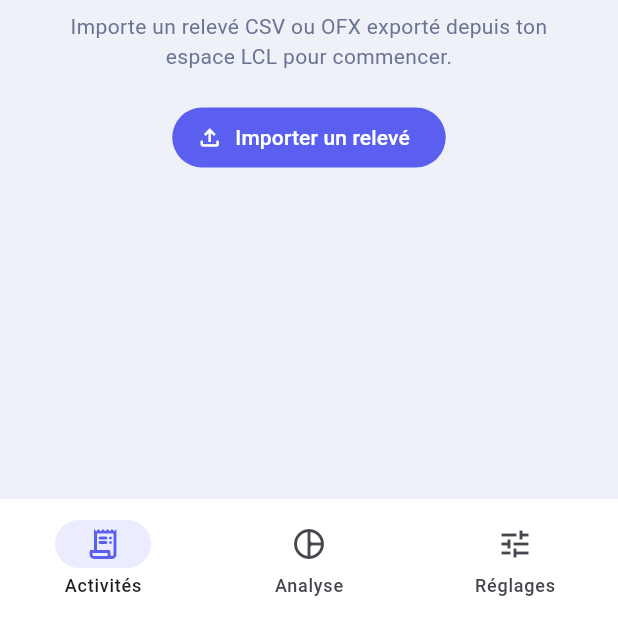
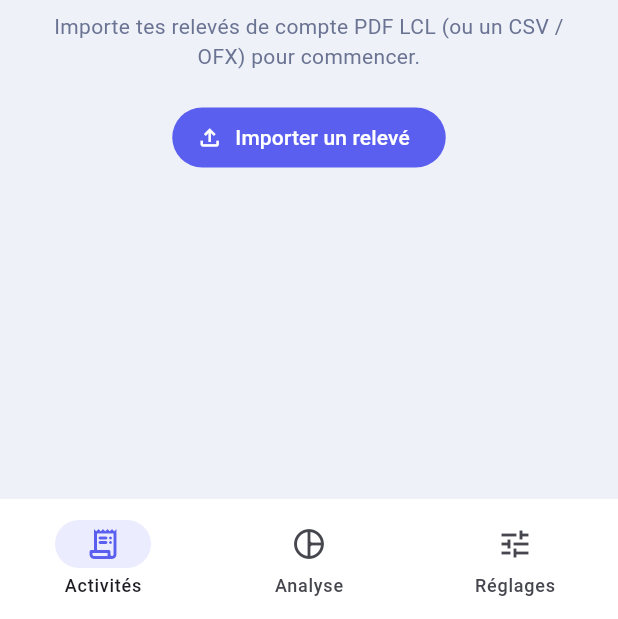
Before and after one commit to Mehdi-F/pecule, a Flutter app: the screen it shows after launch, after a tap on "Importer un relevé", on a phone screen of 412 x 824 dp, the part 617-1236 px from its top. Run offline on Flutter 3.47's test engine with Material 3 defaults, Android fonts, the phone set to English and light mode, and no system bars; our stand-ins replace file_picker, sqflite; missing offline and left inert: syncfusion_flutter_pdf; accounts and stored records are empty.

Commit message:
Import des relevés PDF LCL, import multiple et nouveaux mots-clés de catégorisation

```diff
--- a/lib/text_utils.dart
+++ b/lib/text_utils.dart
@@ -28,7 +28,7 @@ final List<RegExp> _prefixes = [
   RegExp(r'^(PAIEMENT\s+)?(PAR\s+)?(CB|CARTE)(\s+X?\d{4})?\s+', caseSensitive: false),
   RegExp(r'^(PRLV|PRELEVEMENT|PRÉLÈVEMENT)(\s+SEPA)?\s+', caseSensitive: false),
   RegExp(
-      r'^(VIR|VIREMENT)(\s+SEPA)?(\s+INST(ANTANE)?)?(\s+(RECU|REÇU|EMIS|ÉMIS))?(\s+(DE|A|À|VERS))?\s+',
+      r'^(VIR\.?\s?PERMANENT|VIREMENT|VIR)(\s+SEPA)?(\s+INST(ANTANE)?)?(\s+(RECU|REÇU|EMIS|ÉMIS))?(\s+(DE|A|À|VERS))?\s+',
       caseSensitive: false),
 ];
 
--- a/lib/ui/import_flow.dart
+++ b/lib/ui/import_flow.dart
@@ -7,47 +7,59 @@ import '../importer.dart';
 import '../store.dart';
 import 'widgets.dart';
 
+String _plural(int n, String word) => '$n $word${n > 1 ? 's' : ''}';
+
+/// Import d'un ou plusieurs fichiers (relevés PDF LCL, CSV ou OFX).
 Future<void> runImport(BuildContext context) async {
-  final res = await FilePicker.platform.pickFiles(type: FileType.any, withData: true);
-  if (res == null || res.files.isEmpty) return;
-  final f = res.files.first;
+  final res = await FilePicker.platform.pickFiles(type: FileType.any, withData: true, allowMultiple: true);
+  if (res == null || res.files.isEmpty || !context.mounted) return;
+
+  var added = 0, duplicates = 0;
+  var balanceUpdated = false;
+  final errors = <String>[];
+
+  // Petit indicateur pendant la lecture (un relevé PDF peut prendre une seconde).
+  showDialog<void>(
+    context: context,
+    barrierDismissible: false,
+    builder: (_) => const Center(child: CircularProgressIndicator()),
+  );
+  for (final f in res.files) {
+    try {
       List<int>? bytes = f.bytes;
       if (bytes == null && f.path != null) bytes = await File(f.path!).readAsBytes();
+      if (bytes == null) throw const ImportException('fichier illisible');
+      final r = await store.importBytes(bytes);
+      added += r.added;
+      duplicates += r.duplicates;
+      balanceUpdated |= r.balanceUpdated;
+    } on ImportException catch (e) {
+      errors.add('${f.name} : ${e.message}');
+    } catch (e) {
+      errors.add('${f.name} : erreur inattendue ($e)');
+    }
+  }
   if (!context.mounted) return;
-  if (bytes == null) {
-    toast(context, 'Impossible de lire le fichier.');
-    return;
-  }
-  try {
-    final r = await store.importBytes(bytes);
-    if (!context.mounted) return;
+  Navigator.of(context, rootNavigator: true).pop();
+
+  final ok = res.files.length - errors.length;
   final lines = <String>[
-      '${r.added} nouvelle${r.added > 1 ? 's' : ''} opération${r.added > 1 ? 's' : ''} importée${r.added > 1 ? 's' : ''}.',
-      if (r.duplicates > 0) '${r.duplicates} déjà présente${r.duplicates > 1 ? 's' : ''}, ignorée${r.duplicates > 1 ? 's' : ''}.',
-      if (r.balanceUpdated) 'Solde du compte mis à jour depuis le fichier.',
+    if (ok > 0) '${_plural(added, 'nouvelle opération')} importée${added > 1 ? 's' : ''}.',
+    if (duplicates > 0) '${_plural(duplicates, 'opération')} déjà présente${duplicates > 1 ? 's' : ''}, ignorée${duplicates > 1 ? 's' : ''}.',
+    if (balanceUpdated) 'Solde du compte mis à jour depuis le relevé.',
+    if (errors.isNotEmpty) ...['', ...errors],
   ];
   await showDialog<void>(
     context: context,
     builder: (ctx) => AlertDialog(
-        title: Text('Import ${r.format} terminé'),
-        content: Text(lines.join('\n')),
+      title: Text(errors.isEmpty ? 'Import terminé' : (ok > 0 ? 'Import partiel' : 'Import impossible')),
+      content: SingleChildScrollView(child: Text(lines.join('\n'))),
       actions: [FilledButton(onPressed: () => Navigator.pop(ctx), child: const Text('OK'))],
     ),
   );
   if (!context.mounted) return;
   if (store.anchorBalanceCents == null && store.txs.isNotEmpty) {
     await editBalance(context);
-    }
-  } on ImportException catch (e) {
-    if (!context.mounted) return;
-    await showDialog<void>(
-      context: context,
-      builder: (ctx) => AlertDialog(
-        title: const Text('Import impossible'),
-        content: Text(e.message),
-        actions: [TextButton(onPressed: () => Navigator.pop(ctx), child: const Text('OK'))],
-      ),
-    );
   }
 }
 
--- a/lib/ui/screens/activities.dart
+++ b/lib/ui/screens/activities.dart
@@ -32,7 +32,7 @@ class ActivitiesScreen extends StatelessWidget {
                   icon: Icons.account_balance_wallet_outlined,
                   leading: const AppLogo(size: 96),
                   title: 'Bienvenue dans Pécule',
-                  message: 'Importe un relevé CSV ou OFX exporté depuis ton espace LCL pour commencer.',
+                  message: 'Importe tes relevés de compte PDF LCL (ou un CSV / OFX) pour commencer.',
                   action: FilledButton.icon(
                     onPressed: () => runImport(context),
                     icon: const Icon(Icons.file_upload_outlined),
--- a/lib/ui/screens/settings.dart
+++ b/lib/ui/screens/settings.dart
@@ -27,7 +27,7 @@ class SettingsScreen extends StatelessWidget {
                 _Item(
                   icon: Icons.file_upload_outlined,
                   title: 'Importer un relevé',
-                  subtitle: 'CSV ou OFX · ${store.txs.length} opérations en mémoire',
+                  subtitle: 'Relevé PDF LCL, CSV ou OFX · ${store.txs.length} opérations',
                   onTap: () => runImport(context),
                 ),
                 _Item(
@@ -61,9 +61,10 @@ class SettingsScreen extends StatelessWidget {
               const SectionTitle('AIDE'),
               const AppCard(
                 child: Text(
-                  'Depuis le site LCL (sur ordinateur ou en version web), télécharge l\'historique de ton compte '
-                  'au format CSV ou OFX, puis importe-le ici. Tu peux réimporter des périodes qui se chevauchent : '
-                  'les doublons sont ignorés. Garde le même format d\'un import à l\'autre.\n\n'
+                  'Le plus simple : télécharge tes relevés de compte PDF depuis l\'appli ou le site LCL '
+                  '(Documents → Relevés de compte de dépôt) et importe-les ici, plusieurs à la fois si tu veux. '
+                  'Le solde de fin de relevé est repris automatiquement. Les fichiers CSV et OFX sont aussi acceptés. '
+                  'Réimporter une période déjà importée ne crée pas de doublons (garde le même format d\'un import à l\'autre).\n\n'
                   'Pour lier un remboursement : ouvre une dépense (ou l\'entrée d\'argent), puis « Lier un remboursement ». '
                   'Les analyses et le budget comptent alors le montant net.',
                   style: TextStyle(color: AppColors.muted, height: 1.4),
--- a/pubspec.yaml
+++ b/pubspec.yaml
@@ -14,6 +14,7 @@ dependencies:
   file_picker: '>=10.3.0 <11.0.0'
   fl_chart: '>=0.69.0 <2.0.0'
   intl: '>=0.19.0 <1.0.0'
+  syncfusion_flutter_pdf: '>=27.0.0 <40.0.0'
 
 dev_dependencies:
   flutter_test:
```
Also changed, not shown: lib/categorizer.dart (+19 -4 lines), lib/importer.dart (+5 -5 lines), lib/lcl_pdf.dart (added, +183 -0 lines), lib/pdf_words.dart (added, +31 -0 lines), lib/store.dart (+41 -2 lines), 5 other files. Lines whose indentation alone changed are shown as unchanged.
